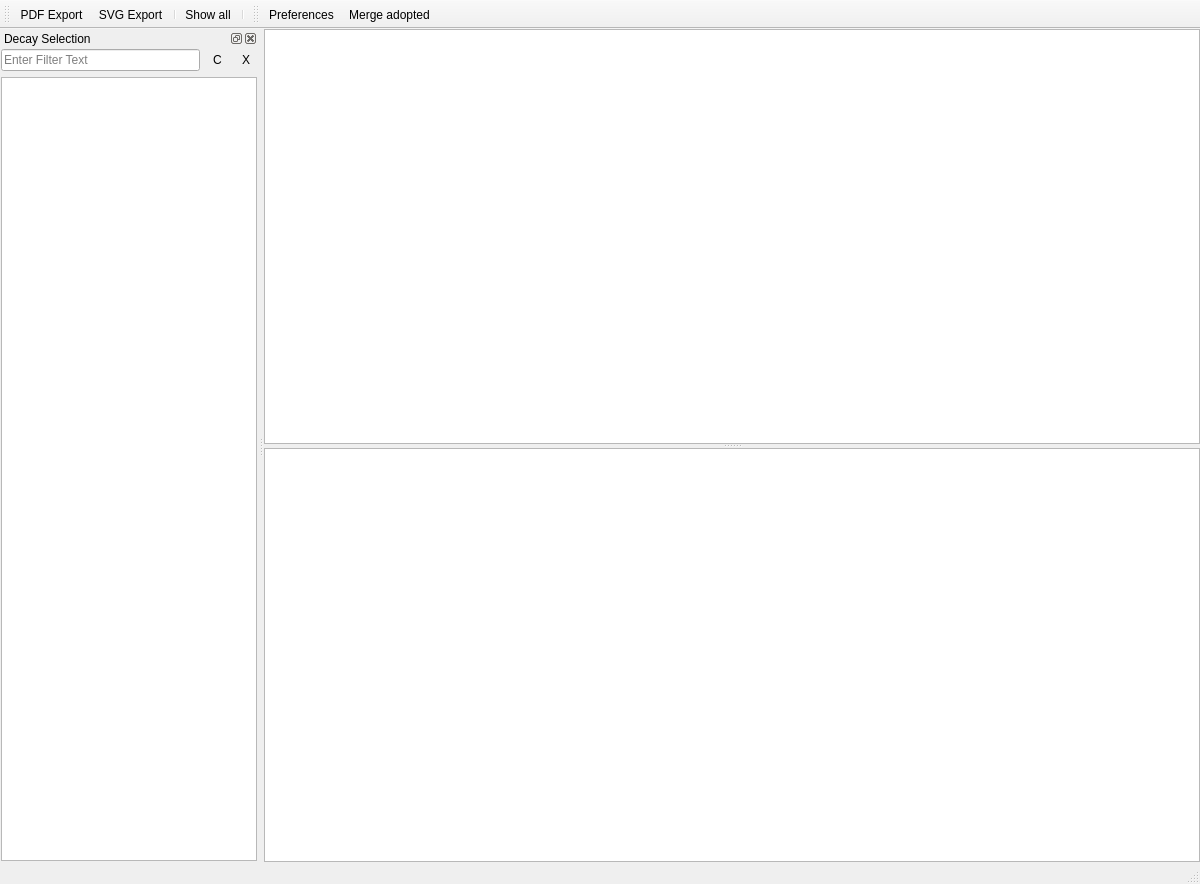
Old version of the form source/Nuclei.ui in the repository martukas/nuclei.
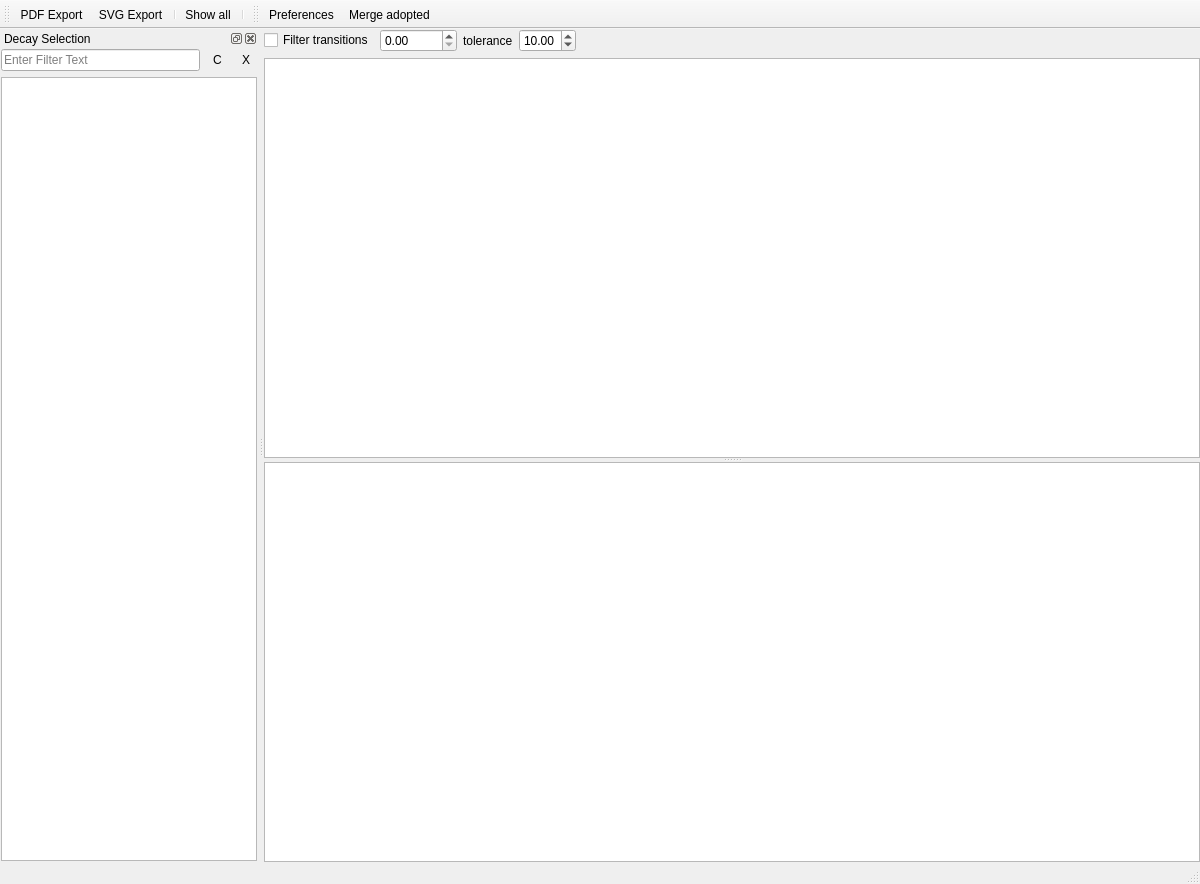
New version of the form. Icons and pictures are not drawn. Custom widgets are drawn as their Qt base class.

```diff
--- a/source/Nuclei.ui
+++ b/source/Nuclei.ui
@@ -34,6 +34,69 @@
     <property name="bottomMargin">
      <number>0</number>
     </property>
+    <item>
+     <layout class="QHBoxLayout" name="horizontalLayout">
+      <item>
+       <widget class="QCheckBox" name="checkFilterTransition">
+        <property name="sizePolicy">
+         <sizepolicy hsizetype="Maximum" vsizetype="Fixed">
+          <horstretch>0</horstretch>
+          <verstretch>0</verstretch>
+         </sizepolicy>
+        </property>
+        <property name="text">
+         <string>Filter transitions</string>
+        </property>
+       </widget>
+      </item>
+      <item>
+       <widget class="QDoubleSpinBox" name="doubleTargetTransition">
+        <property name="sizePolicy">
+         <sizepolicy hsizetype="Maximum" vsizetype="Fixed">
+          <horstretch>0</horstretch>
+          <verstretch>0</verstretch>
+         </sizepolicy>
+        </property>
+        <property name="maximum">
+         <double>99999.990000000005239</double>
+        </property>
+       </widget>
+      </item>
+      <item>
+       <widget class="QLabel" name="label">
+        <property name="sizePolicy">
+         <sizepolicy hsizetype="Maximum" vsizetype="Preferred">
+          <horstretch>0</horstretch>
+          <verstretch>0</verstretch>
+         </sizepolicy>
+        </property>
+        <property name="text">
+         <string>tolerance</string>
+        </property>
+       </widget>
+      </item>
+      <item>
+       <widget class="QDoubleSpinBox" name="doubleTransitionTolerance">
+        <property name="sizePolicy">
+         <sizepolicy hsizetype="Maximum" vsizetype="Fixed">
+          <horstretch>0</horstretch>
+          <verstretch>0</verstretch>
+         </sizepolicy>
+        </property>
+        <property name="value">
+         <double>10.000000000000000</double>
+        </property>
+       </widget>
+      </item>
+      <item>
+       <widget class="QLabel" name="label_2">
+        <property name="text">
+         <string/>
+        </property>
+       </widget>
+      </item>
+     </layout>
+    </item>
     <item>
      <layout class="QVBoxLayout" name="verticalLayout_2">
       <item>
```
